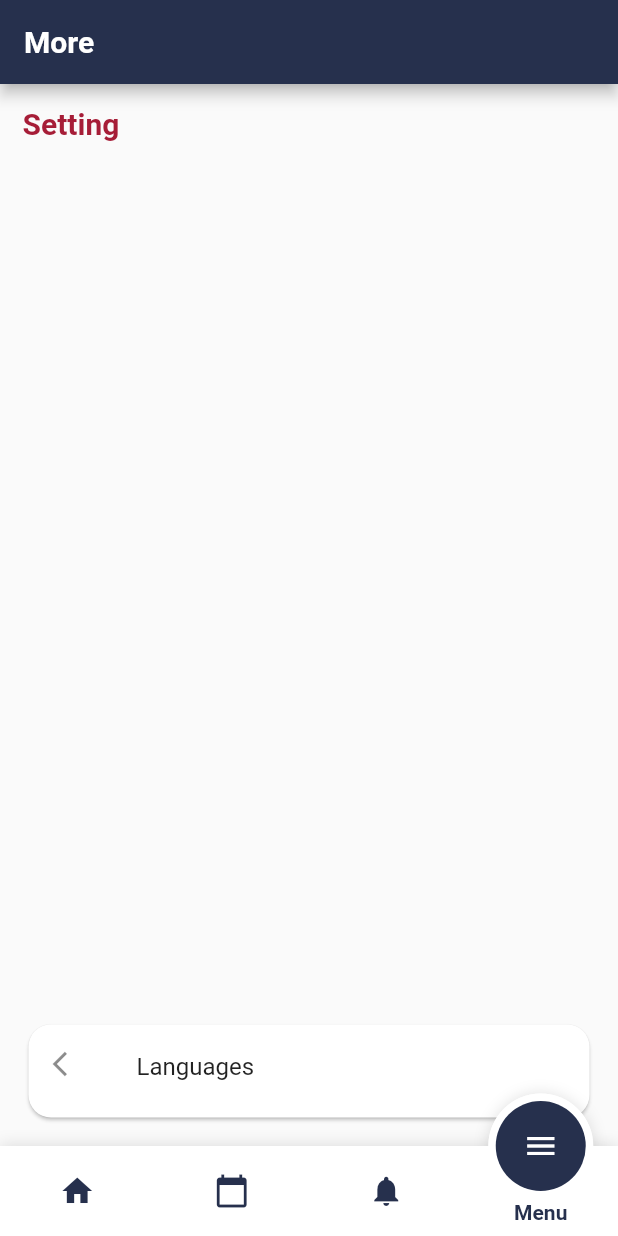
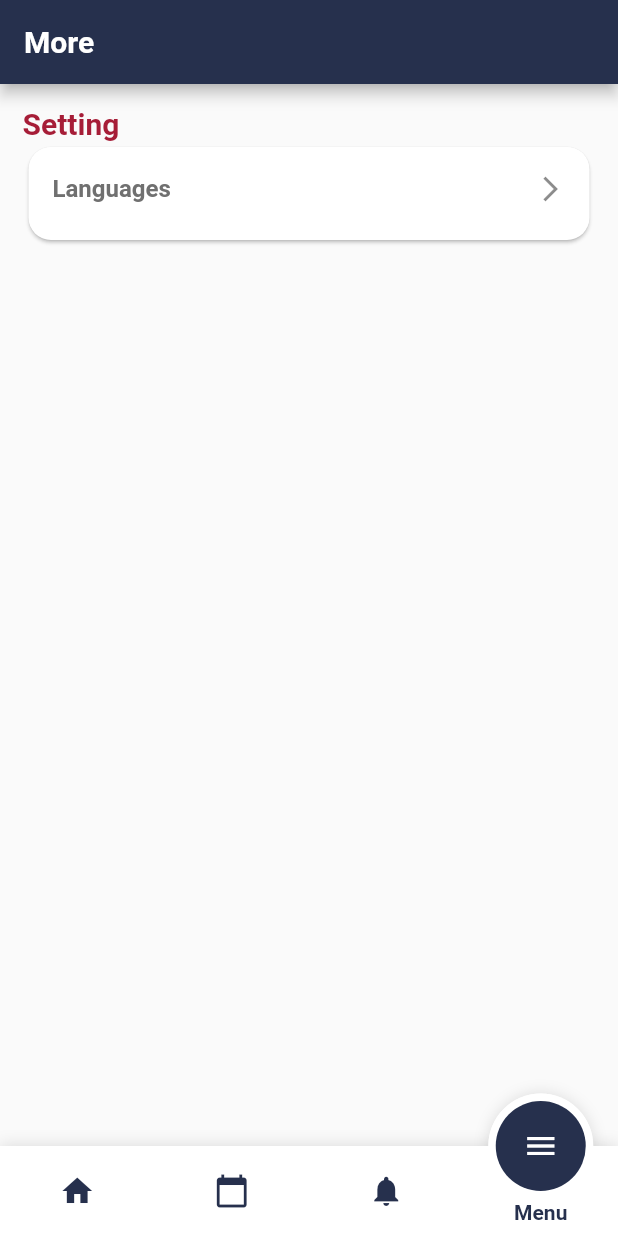
Before and after one commit to SreySokhom/GIC_Website, a Flutter app: the screen it shows after launch, item 4 of the bottom bar chosen, on a phone screen of 412 x 824 dp. Run offline on Flutter 3.47's test engine with Material 2 defaults, Android fonts, the phone set to English and light mode, and no system bars; drawn by our look-alikes of fancy_bottom_navigation; our stand-ins replace splashscreen.

Commit message:
Updated More Screen

```diff
--- a/lib/screens/More.dart
+++ b/lib/screens/More.dart
@@ -32,7 +32,6 @@ class _MoreState extends State<More> {
                       color: Color(0xffA61D37)),
                 ),
               ),
-              Spacer(),
               Container(
                 width: MediaQuery.of(context).size.width * 1,
                 height: 70,
@@ -42,11 +41,10 @@ class _MoreState extends State<More> {
                     borderRadius: BorderRadius.circular(15.0),
                   ),
                   child: Column(
-                    mainAxisSize: MainAxisSize.min,
                     children: <Widget>[
                       const ListTile(
-                        leading: Icon(Icons.arrow_back_ios, size: 20),
-                        title: Text('Languages'),
+                        title: Text('Languages', style: TextStyle(color: Color(0xff707070), fontWeight: FontWeight.bold, fontSize: 16),),
+                        trailing: Icon(Icons.arrow_forward_ios, size: 20),
                       ),
                     ],
                   ),
```
